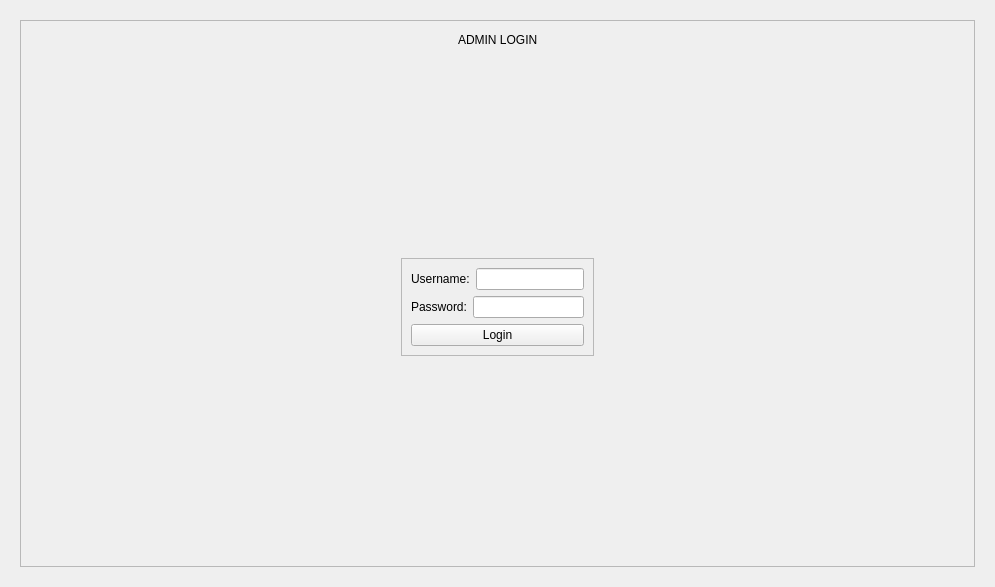
Qt form FootballPlanner/adminwindow.ui (DonovanFoley/CS1D-Project2) before a commit.
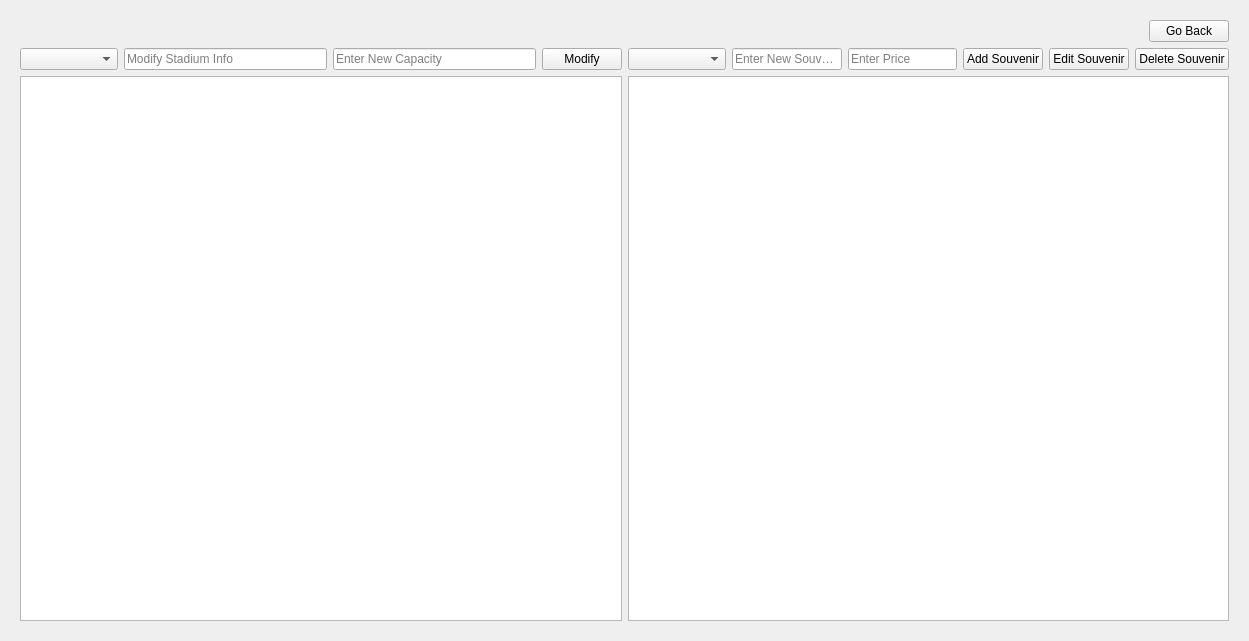
The same form after that commit.

Patch:
```diff
--- a/FootballPlanner/adminwindow.ui
+++ b/FootballPlanner/adminwindow.ui
@@ -6,8 +6,8 @@
    <rect>
     <x>0</x>
     <y>0</y>
-    <width>995</width>
-    <height>587</height>
+    <width>1249</width>
+    <height>641</height>
    </rect>
   </property>
   <property name="windowTitle">
@@ -17,7 +17,7 @@
    <item row="0" column="1">
     <widget class="QStackedWidget" name="adminStackedWidget">
      <property name="currentIndex">
-      <number>0</number>
+      <number>5</number>
      </property>
      <widget class="QWidget" name="page">
       <layout class="QGridLayout" name="gridLayout_7">
@@ -687,6 +687,150 @@
        </item>
       </layout>
      </widget>
+     <widget class="QWidget" name="page_6">
+      <layout class="QGridLayout" name="gridLayout_9">
+       <item row="0" column="0" colspan="2">
+        <layout class="QHBoxLayout" name="horizontalLayout_19">
+         <item>
+          <spacer name="horizontalSpacer_22">
+           <property name="orientation">
+            <enum>Qt::Horizontal</enum>
+           </property>
+           <property name="sizeHint" stdset="0">
+            <size>
+             <width>40</width>
+             <height>20</height>
+            </size>
+           </property>
+          </spacer>
+         </item>
+         <item>
+          <widget class="QPushButton" name="pushButton_8">
+           <property name="text">
+            <string>Go Back</string>
+           </property>
+          </widget>
+         </item>
+        </layout>
+       </item>
+       <item row="1" column="0">
+        <layout class="QVBoxLayout" name="verticalLayout_7">
+         <item>
+          <layout class="QHBoxLayout" name="horizontalLayout_18">
+           <item>
+            <layout class="QHBoxLayout" name="horizontalLayout_17">
+             <item>
+              <widget class="QComboBox" name="teamBox1">
+               <property name="placeholderText">
+                <string>Select Team</string>
+               </property>
+              </widget>
+             </item>
+             <item>
+              <widget class="QLineEdit" name="lineEdit_3">
+               <property name="placeholderText">
+                <string>Modify Stadium Info</string>
+               </property>
+              </widget>
+             </item>
+             <item>
+              <widget class="QLineEdit" name="lineEdit_4">
+               <property name="text">
+                <string/>
+               </property>
+               <property name="readOnly">
+                <bool>false</bool>
+               </property>
+               <property name="placeholderText">
+                <string>Enter New Capacity</string>
+               </property>
+              </widget>
+             </item>
+            </layout>
+           </item>
+           <item>
+            <widget class="QPushButton" name="pushButton_7">
+             <property name="text">
+              <string>Modify</string>
+             </property>
+            </widget>
+           </item>
+          </layout>
+         </item>
+         <item>
+          <widget class="QTableView" name="teamTable"/>
+         </item>
+        </layout>
+       </item>
+       <item row="1" column="1">
+        <layout class="QVBoxLayout" name="verticalLayout_6">
+         <item>
+          <layout class="QHBoxLayout" name="horizontalLayout_16">
+           <item>
+            <layout class="QHBoxLayout" name="horizontalLayout_14">
+             <item>
+              <widget class="QComboBox" name="teamBox2">
+               <property name="placeholderText">
+                <string>Select Team</string>
+               </property>
+              </widget>
+             </item>
+             <item>
+              <widget class="QLineEdit" name="lineEdit">
+               <property name="placeholderText">
+                <string>Enter New Souvenir</string>
+               </property>
+              </widget>
+             </item>
+             <item>
+              <widget class="QLineEdit" name="lineEdit_2">
+               <property name="text">
+                <string/>
+               </property>
+               <property name="readOnly">
+                <bool>false</bool>
+               </property>
+               <property name="placeholderText">
+                <string>Enter Price</string>
+               </property>
+              </widget>
+             </item>
+            </layout>
+           </item>
+           <item>
+            <layout class="QHBoxLayout" name="horizontalLayout_15">
+             <item>
+              <widget class="QPushButton" name="pushButton_3">
+               <property name="text">
+                <string>Add Souvenir</string>
+               </property>
+              </widget>
+             </item>
+             <item>
+              <widget class="QPushButton" name="pushButton_4">
+               <property name="text">
+                <string>Edit Souvenir</string>
+               </property>
+              </widget>
+             </item>
+             <item>
+              <widget class="QPushButton" name="pushButton_5">
+               <property name="text">
+                <string>Delete Souvenir</string>
+               </property>
+              </widget>
+             </item>
+            </layout>
+           </item>
+          </layout>
+         </item>
+         <item>
+          <widget class="QTableView" name="souvTable"/>
+         </item>
+        </layout>
+       </item>
+      </layout>
+     </widget>
     </widget>
    </item>
   </layout>
```
Left out of the diff: 7 changed lines with no effect on the pictures.
